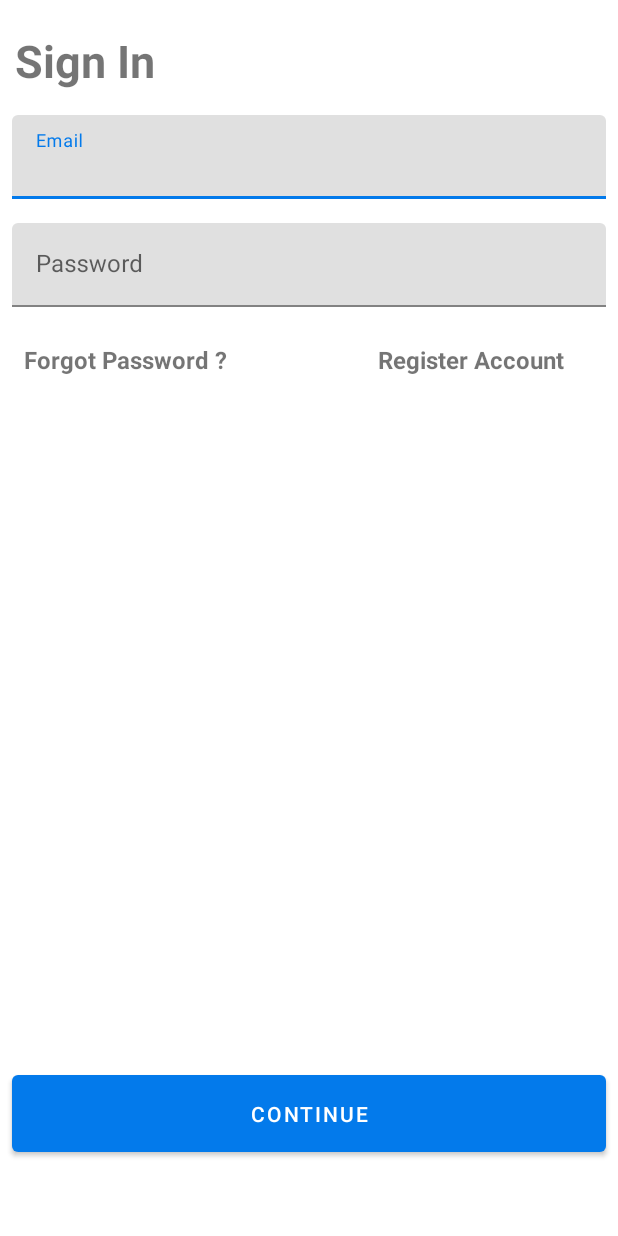
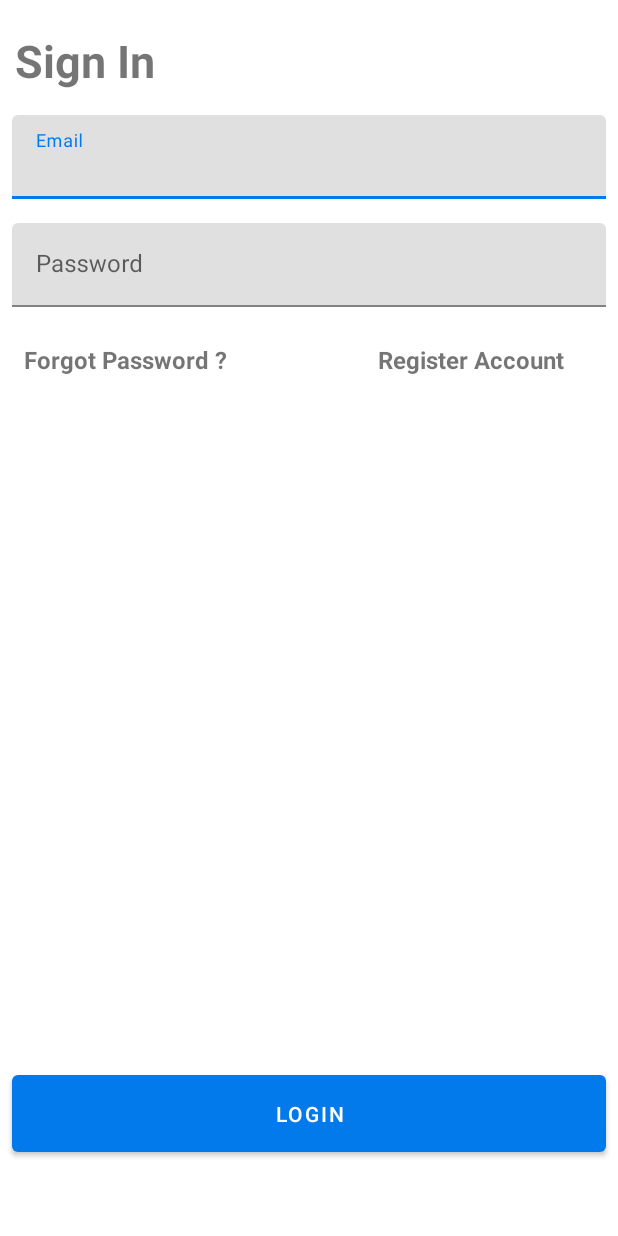
Before and after one commit to mike-mwangi/DropEx, an Android app: the screen it shows after launch (LoginActivity), on a phone screen of 412 x 824 dp. Run offline under Robolectric (Android 15) with nearby library versions, the phone set to English and light mode, and no system bars; our stand-ins replace Firebase (no records; nobody signed in at launch, a user with empty details on screens opened directly).

Commit message:
Firebase auth on login complete

```diff
--- a/driverapplication/src/main/AndroidManifest.xml
+++ b/driverapplication/src/main/AndroidManifest.xml
@@ -13,6 +13,8 @@
         <activity android:name=".ForgotPasswordActivity"></activity>
         <activity android:name=".WelcomeActivity" />
         <activity android:name=".RegisterActivity" />
+        <activity android:name=".MainActivity" />
+
         <activity
             android:name=".LoginActivity"
             android:theme="@style/Theme.DropEx">
--- a/driverapplication/src/main/java/com/example/driverapplication/LoginActivity.java
+++ b/driverapplication/src/main/java/com/example/driverapplication/LoginActivity.java
@@ -1,23 +1,51 @@
 package com.example.driverapplication;
 
+import androidx.annotation.NonNull;
 import androidx.appcompat.app.AppCompatActivity;
 
 import android.content.Intent;
 import android.os.Bundle;
+import android.util.Patterns;
 import android.view.View;
+import android.widget.Button;
+import android.widget.EditText;
+import android.widget.ProgressBar;
 import android.widget.TextView;
+import android.widget.Toast;
+
+import com.google.android.gms.tasks.OnCompleteListener;
+import com.google.android.gms.tasks.Task;
+import com.google.firebase.auth.AuthResult;
+import com.google.firebase.auth.FirebaseAuth;
 
 public class LoginActivity extends AppCompatActivity implements View.OnClickListener {
 
     private TextView register;
+    private EditText editTextEmail, editTextPassword;
+    private Button loginBtn;
+
+    private FirebaseAuth mAuth;
+    private ProgressBar progressBar;
 
     @Override
     protected void onCreate(Bundle savedInstanceState) {
         super.onCreate(savedInstanceState);
         setContentView(R.layout.activity_login);
 
+
         register = (TextView) findViewById(R.id.register);
         register.setOnClickListener(this);
+
+        loginBtn = (Button) findViewById(R.id.btn_login);
+        loginBtn.setOnClickListener(this);
+
+        editTextEmail = (EditText) findViewById(R.id.edit_email);
+        editTextPassword = (EditText) findViewById(R.id.edit_password);
+
+        progressBar = (ProgressBar) findViewById(R.id.progressBar);
+        mAuth = FirebaseAuth.getInstance();
+
+
     }
 
     @Override
@@ -25,6 +53,61 @@ public class LoginActivity extends AppCompatActivity implements View.OnClickList
         switch (v.getId()) {
             case R.id.register:
                 startActivity(new Intent(this, RegisterActivity.class));
+                finish();
+                break;
+            case R.id.btn_login:
+                driverLogin();
+                break;
+
         }
     }
+
+    private void driverLogin() {
+        String email = editTextEmail.getText().toString().trim();
+        String password = editTextPassword.getText().toString().trim();
+
+        if (email.isEmpty()){
+            editTextEmail.setError("Email is required!");
+            editTextEmail.requestFocus();
+            return;
+        }
+
+        if (!Patterns.EMAIL_ADDRESS.matcher(email).matches()){
+            editTextEmail.setError("Provide a valid email!");
+            editTextEmail.requestFocus();
+            return;
+        }
+
+        if (password.isEmpty()){
+            editTextPassword.setError("Password is required!");
+            editTextPassword.requestFocus();
+            return;
+        }
+
+        if (password.length() < 6){
+            editTextPassword.setError("Minimum password length is 6 characters!");
+            editTextPassword.requestFocus();
+            return;
+        }
+
+        progressBar.setVisibility(View.VISIBLE);
+
+        mAuth.signInWithEmailAndPassword(email, password).addOnCompleteListener(new OnCompleteListener<AuthResult>() {
+            @Override
+            public void onComplete(@NonNull Task<AuthResult> task) {
+                if (task.isSuccessful()) {
+                    //To driver home screen
+                    startActivity(new Intent(LoginActivity.this, MainActivity.class));
+
+                } else {
+                    Toast.makeText(LoginActivity.this, "Login failed! Please check your credentials", Toast.LENGTH_LONG).show();
+                }
+                progressBar.setVisibility(View.GONE);
+
+            }
+        });
+
+
+
+    }
 }
--- a/driverapplication/src/main/java/com/example/driverapplication/RegisterActivity.java
+++ b/driverapplication/src/main/java/com/example/driverapplication/RegisterActivity.java
@@ -59,6 +59,7 @@ public class RegisterActivity extends AppCompatActivity implements View.OnClickL
         switch (v.getId()) {
             case R.id.login_textView:
                 startActivity(new Intent(this, LoginActivity.class));
+                finish();
                 break;
             case R.id.btn_register:
                 registerUser();
@@ -144,8 +145,8 @@ public class RegisterActivity extends AppCompatActivity implements View.OnClickL
                             Toast.makeText(RegisterActivity.this, "Registration failed!", Toast.LENGTH_LONG).show();
                             progressBar.setVisibility(View.GONE);
                         }
+                    }
 
-                    }
                 });
 
 
--- a/driverapplication/src/main/res/layout/activity_login.xml
+++ b/driverapplication/src/main/res/layout/activity_login.xml
@@ -7,7 +7,7 @@
     tools:context=".LoginActivity">
 
     <TextView
-        android:id="@+id/signIn"
+        android:id="@+id/loginTextView"
         android:layout_width="match_parent"
         android:layout_height="wrap_content"
         android:text="Sign In"
@@ -29,7 +29,7 @@
         android:layout_marginEnd="8dp"
         app:layout_constraintEnd_toEndOf="parent"
         app:layout_constraintStart_toStartOf="parent"
-        app:layout_constraintTop_toBottomOf="@id/signIn">
+        app:layout_constraintTop_toBottomOf="@id/loginTextView">
 
         <com.google.android.material.textfield.TextInputEditText
             android:id="@+id/edit_email"
@@ -55,6 +55,7 @@
             android:id="@+id/edit_password"
             android:layout_width="match_parent"
             android:layout_height="wrap_content"
+            android:inputType="textPassword"
             android:hint="@string/password" />
 
     </com.google.android.material.textfield.TextInputLayout>
@@ -92,13 +93,13 @@
         android:layout_marginStart="8dp"
         android:layout_marginEnd="8dp"
         android:layout_marginBottom="50dp"
-        android:text="@string/continue_text"
+        android:text="@string/login"
         android:padding="16dp"
         app:layout_constraintBottom_toBottomOf="parent"
         app:layout_constraintEnd_toEndOf="parent"
         app:layout_constraintStart_toStartOf="parent" />
 
-    <androidx.core.widget.ContentLoadingProgressBar
+    <ProgressBar
         android:id="@+id/progressBar"
         android:layout_width="wrap_content"
         android:layout_height="wrap_content"
--- a/driverapplication/src/main/res/values/strings.xml
+++ b/driverapplication/src/main/res/values/strings.xml
@@ -9,4 +9,5 @@
     <string name="password">Password</string>
     <string name="forgot_password">Forgot Password ?</string>
     <string name="create_your_account">Create Your Account</string>
+    <string name="login">Login</string>
 </resources>
```
